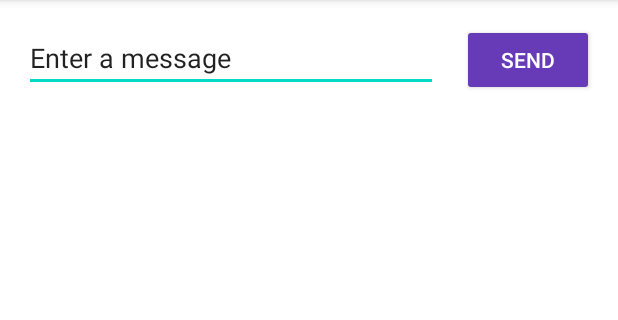
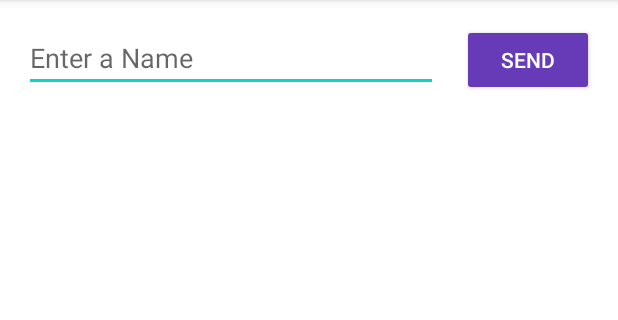
Before and after one commit to LuisToro-v/firstApp, an Android app: the screen it shows after launch (MainActivity), on a phone screen of 412 x 824 dp, the part 84-404 px from its top. Run offline under Robolectric (Android 15) with nearby library versions, the phone set to English and light mode, and no system bars.

Commit message:
Created a Hint for editText box

```diff
--- a/Assignment/app/src/main/res/layout/activity_main.xml
+++ b/Assignment/app/src/main/res/layout/activity_main.xml
@@ -24,6 +24,7 @@
 
     <EditText
         android:id="@+id/editText"
+        android:hint="Enter a Name"
         android:layout_width="0dp"
         android:layout_height="wrap_content"
         android:layout_marginStart="16dp"
--- a/Assignment/app/src/main/res/values/strings.xml
+++ b/Assignment/app/src/main/res/values/strings.xml
@@ -1,5 +1,5 @@
 <resources>
     <string name="app_name">My First App</string>
     <string name="button_send">Send</string>
-    <string name="edit_message">Enter a message</string>
+    <string name="edit_message" ></string>
 </resources>
```
